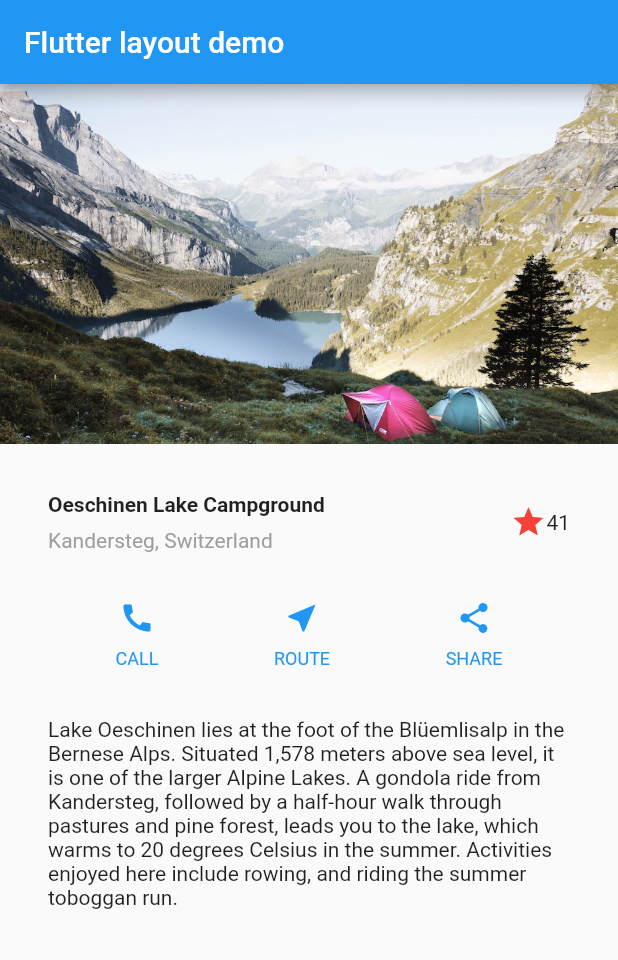
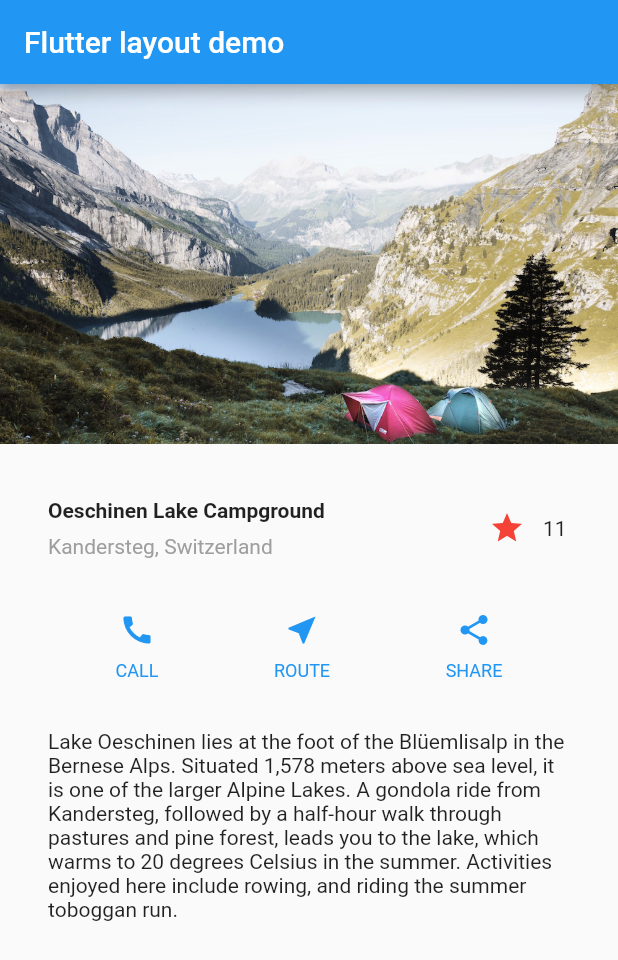
Before and after one commit to geforcesong/tflutter, a Flutter app: the screen it shows after launch, on a phone screen of 412 x 824 dp. Shown: the top 960 px of the screen. Run offline on Flutter 3.47's test engine with Material 2 defaults, Android fonts, the phone set to English and light mode, and no system bars.

Commit message:
implemented favorite widget

```diff
--- /dev/null
+++ b/lib/favoriteWidget.dart
@@ -0,0 +1,46 @@
+import 'package:flutter/material.dart';
+
+class FavoriteWidget extends StatefulWidget {
+  @override
+  _FavoriteWidgetState createState() => _FavoriteWidgetState();
+}
+
+class _FavoriteWidgetState extends State<FavoriteWidget> {
+  bool _isFavorited = true;
+  int _favoriteCount = 11;
+
+  @override
+  Widget build(BuildContext context) {
+    return Row(
+      mainAxisSize: MainAxisSize.min,
+      children: [
+        Container(
+          padding: EdgeInsets.all(0),
+          child: IconButton(
+            icon: (_isFavorited ? Icon(Icons.star) : Icon(Icons.star_border)),
+            color: Colors.red[500],
+            onPressed: _toggleFavorite,
+          ),
+        ),
+        SizedBox(
+          width: 18,
+          child: Container(
+            child: Text('$_favoriteCount'),
+          ),
+        ),
+      ],
+    );
+  }
+
+  void _toggleFavorite() {
+    setState(() {
+      if (_isFavorited) {
+        _favoriteCount -= 1;
+        _isFavorited = false;
+      } else {
+        _favoriteCount += 1;
+        _isFavorited = true;
+      }
+    });
+  }
+}
--- a/lib/main.dart
+++ b/lib/main.dart
@@ -1,4 +1,5 @@
 import 'package:flutter/material.dart';
+import 'favoriteWidget.dart';
 
 void main() => runApp(MyApp());
 
@@ -32,11 +33,7 @@ class MyApp extends StatelessWidget {
           ),
         ),
         /*3*/
-        Icon(
-          Icons.star,
-          color: Colors.red[500],
-        ),
-        Text('41'),
+        FavoriteWidget()
       ],
     ),
   );
```
